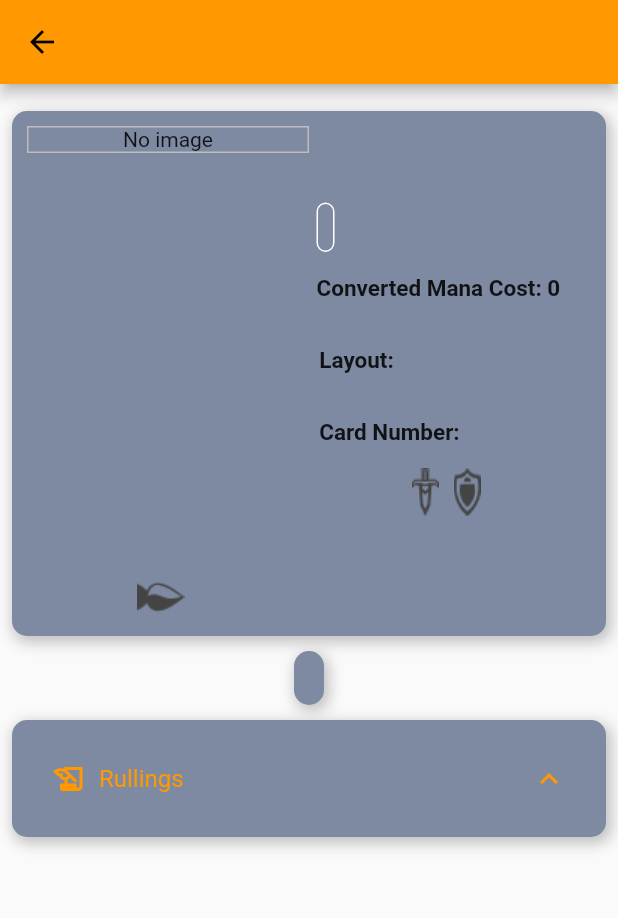
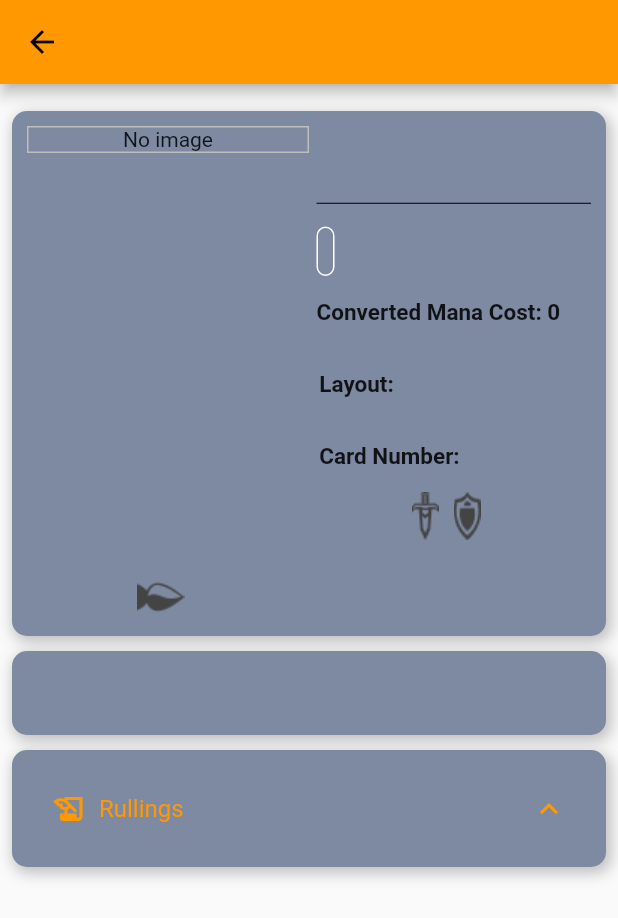
Before and after one commit to TX210/mtg_cards, a Flutter app: the CardScreen screen opened directly with empty values, after a tap on "Rullings", on a phone screen of 412 x 824 dp. Shown: the top 918 px of the screen. Run offline on Flutter 3.47's test engine with Material 2 defaults, Android fonts, the phone set to English and light mode, and no system bars; drawn by our look-alikes of cached_network_image; our stand-ins replace bloc, dio, flutter_bloc, go_router, material_floating_search_bar, skeletons; network calls fail.

Commit message:
fix: model issues

```diff
--- a/lib/models/card/card_info.model.dart
+++ b/lib/models/card/card_info.model.dart
@@ -36,17 +36,17 @@ class CardInfo {
 
   String name;
   List<String>? names;
-  String manaCost;
-  num cmc;
-  List<String> colors;
-  List<String> colorIdentity;
-  String type;
-  List<String> types;
-  List<String> subtypes;
-  String rarity;
-  String set;
-  String text;
-  String artist;
+  String? manaCost;
+  num? cmc;
+  List<String>? colors;
+  List<String>? colorIdentity;
+  String? type;
+  List<String>? types;
+  List<String>? subtypes;
+  String? rarity;
+  String? set;
+  String? text;
+  String? artist;
   String number;
   String? power;
   String? toughness;
@@ -75,12 +75,12 @@ class Stats {
   String? number;
   String? power;
   String? toughnes;
-  String manaCost;
-  List<String> colors;
-  String type;
-  String layout;
-  num cmc;
-  String rarity;
+  String? manaCost;
+  List<String>? colors;
+  String? type;
+  String? layout;
+  num? cmc;
+  String? rarity;
 
   Stats(
     this.number,
--- a/lib/widgets/card_screen_widgets/card_stats.dart
+++ b/lib/widgets/card_screen_widgets/card_stats.dart
@@ -16,14 +16,21 @@ class CardStats extends StatelessWidget {
         crossAxisAlignment: CrossAxisAlignment.start,
         children: [
           StatsText(
-            stats.type,
+            stats.type ?? 'Unknown type',
             size: 18,
           ),
-          Row(
-            children: [
-              Rarity(stats.rarity),
-              ManaCost(stats.manaCost),
-            ],
+          const Divider(
+            height: 1,
+            color: Colors.black,
+          ),
+          Padding(
+            padding: const EdgeInsets.only(top: 15.0),
+            child: Row(
+              children: [
+                Rarity(stats.rarity ?? 'Unknown Rarity'),
+                ManaCost(stats.manaCost ?? 'No mana cost'),
+              ],
+            ),
           ),
           StatsText('Converted Mana Cost: ${stats.cmc.toString()}'),
           StatsText('Layout: ${stats.layout}'),
@@ -82,6 +89,7 @@ class ManaCost extends StatelessWidget {
               fit: BoxFit.cover,
               width: 25,
               height: 25,
+              errorBuilder: (context, url, error) => const SizedBox(),
             ))
         .toList();
     return Row(
--- a/lib/widgets/card_screen_widgets/card_text.dart
+++ b/lib/widgets/card_screen_widgets/card_text.dart
@@ -8,29 +8,18 @@ class CardText extends StatelessWidget {
 
   @override
   Widget build(BuildContext context) {
-    var splittedText = getSplittedText(text);
-
-    return Builder(builder: (context) {
-      if (splittedText is String) {
-        return Text(splittedText,
-            style: const TextStyle(fontSize: 14, fontStyle: FontStyle.normal));
-      }
-      return Column(
-        mainAxisSize: MainAxisSize.min,
-        children: [
-          Abilities(splittedText['metaText']),
-          Padding(
+    return SizedBox(
+      width: MediaQuery.of(context).size.width,
+      child: Padding(
         padding: const EdgeInsets.all(8.0),
-            child: Text(splittedText['mainText'],
+        child: Text(text,
             style: const TextStyle(
               height: 1.4,
               fontSize: 14,
               fontStyle: FontStyle.normal,
             )),
-          )
-        ],
+      ),
     );
-    });
   }
 }
 
--- a/lib/widgets/card_screen_widgets/timeline.dart
+++ b/lib/widgets/card_screen_widgets/timeline.dart
@@ -18,6 +18,9 @@ class Timeline extends StatelessWidget {
         physics: const NeverScrollableScrollPhysics(),
         itemCount: rulings.length,
         itemBuilder: (context, item) {
+          if (rulings.isEmpty) {
+            return const Text('No Rulings yet');
+          }
           return Stack(
             alignment: Alignment.centerLeft,
             children: [
--- a/lib/widgets/small_card.dart
+++ b/lib/widgets/small_card.dart
@@ -13,7 +13,6 @@ class SmallCard extends StatelessWidget {
 
   @override
   Widget build(BuildContext context) {
-    // ignore: sized_box_for_whitespace
     return InkWell(
       onTap: () {
         context.go('/card/${cardInfo.id}', extra: cardInfo);
@@ -25,22 +24,25 @@ class SmallCard extends StatelessWidget {
           elevation: 5,
           margin: const EdgeInsets.all(5),
           child: Column(
+            mainAxisAlignment: MainAxisAlignment.spaceBetween,
             children: [
               Hero(
                 tag: cardInfo.id,
                 child: CachedNetworkImage(
-                  imageUrl: cardInfo.imageUrl ?? "No image",
+                  imageUrl: cardInfo.imageUrl ?? 'not image',
                   placeholder: (context, url) => const SkeletonAvatar(
                     style: SkeletonAvatarStyle(
                         width: double.infinity, height: 190),
                   ),
-                  errorWidget: (context, url, error) => Column(children: [
-                    const Icon(
-                      Icons.error,
-                      color: Colors.red,
-                    ),
-                    Text(error)
-                  ]),
+                  errorWidget: (context, url, error) => Column(
+                      mainAxisAlignment: MainAxisAlignment.start,
+                      children: const [
+                        Icon(
+                          Icons.error,
+                          color: Colors.red,
+                        ),
+                        Text('No image available')
+                      ]),
                 ),
               ),
               Text(cardInfo.name),
```
Also changed, not shown: lib/models/card/card_info.model.g.dart. Lines whose indentation alone changed are shown as unchanged.
